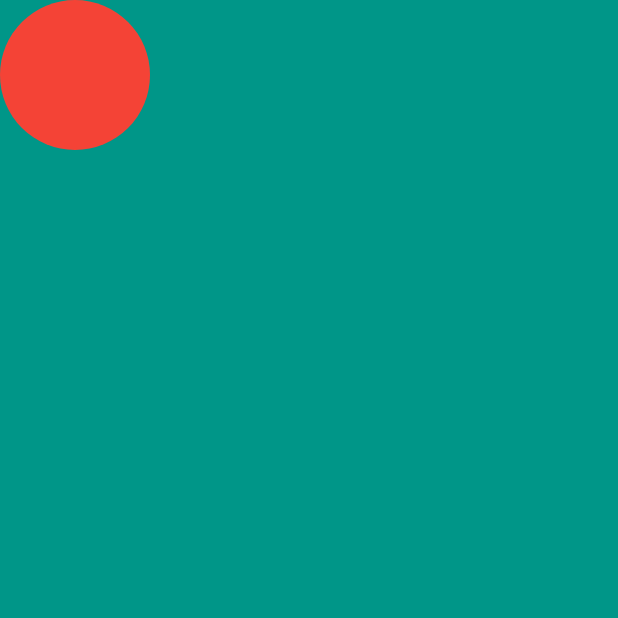
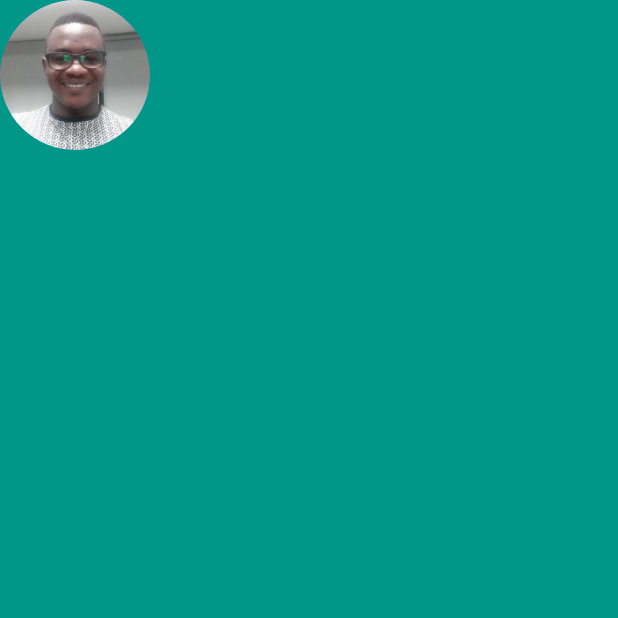
Before and after one commit to Oyekunle-Mark/mi_card, a Flutter app: the screen it shows after launch, on a phone screen of 412 x 824 dp, the top half of it. Run offline on Flutter 3.47's test engine with Material 2 defaults, Android fonts, the phone set to English and light mode, and no system bars.

Commit message:
Completed the circle avatar

```diff
--- a/lib/main.dart
+++ b/lib/main.dart
@@ -17,7 +17,7 @@ class MyApp extends StatelessWidget {
           children: <Widget>[
             CircleAvatar(
               radius: 50.0,
-              backgroundColor: Colors.red,
+              backgroundImage: AssetImage('images/chief.jpg'),
             ),
           ],
         ),
```
